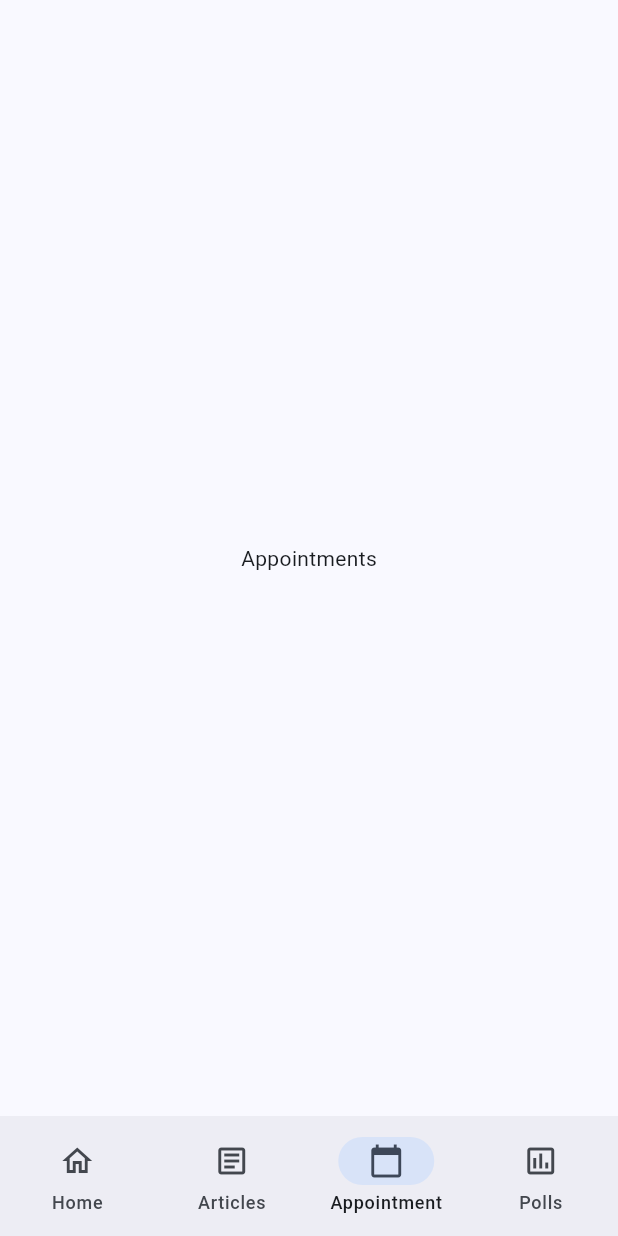
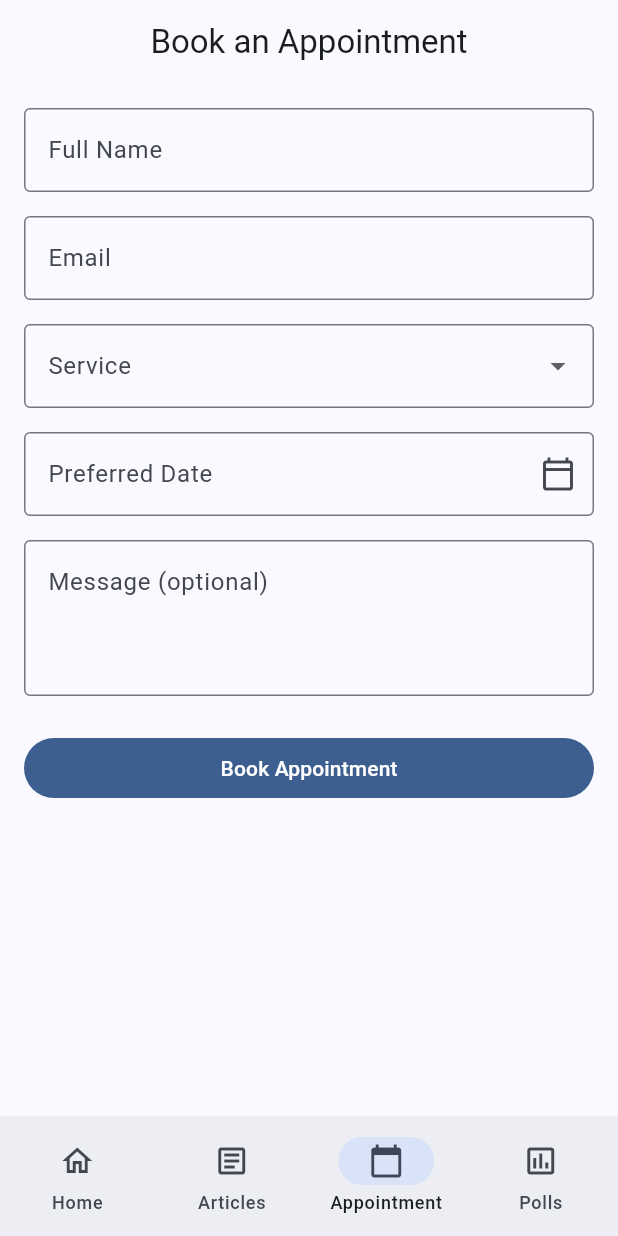
Before and after one commit to Cedric0510/civic_application, a Flutter app: the screen it shows after launch, item 3 of the bottom bar chosen, on a phone screen of 412 x 824 dp. Run offline on Flutter 3.47's test engine with Material 3 defaults, Android fonts, the phone set to English and light mode, and no system bars; our stand-ins replace equatable, flutter_dotenv, flutter_riverpod, go_router, supabase_flutter; accounts and stored records are empty.

Commit message:
Form V1 added

```diff
--- a/lib/core/constants/app_constants.dart
+++ b/lib/core/constants/app_constants.dart
@@ -3,4 +3,10 @@ abstract final class AppConstants {
   static const int homeArticlesCount = 3;
   static const String openWeatherMapBaseUrl =
       'https://api.openweathermap.org/data/2.5';
+  static const List<String> municipalServices = [
+    'État Civil',
+    'Urbanisme',
+    'Services Techniques',
+    'Accueil Général',
+  ];
 }
--- a/lib/core/routing/app_router.dart
+++ b/lib/core/routing/app_router.dart
@@ -1,3 +1,4 @@
+import 'package:civic_app/features/appointments/presentation/pages/appointment_page.dart';
 import 'package:civic_app/features/articles/presentation/pages/article_detail_page.dart';
 import 'package:civic_app/features/articles/presentation/pages/articles_page.dart';
 import 'package:civic_app/features/home/presentation/pages/home_page.dart';
@@ -20,8 +21,7 @@ final appRouterProvider = Provider<GoRouter>((ref) {
           ),
           GoRoute(
             path: '/appointments',
-            builder: (context, state) =>
-                const Scaffold(body: Center(child: Text('Appointments'))),
+            builder: (context, state) => const AppointmentPage(),
           ),
           GoRoute(
             path: '/polls',
--- /dev/null
+++ b/lib/features/appointments/data/models/appointment_model.dart
@@ -0,0 +1,34 @@
+import 'package:civic_app/features/appointments/domain/entities/appointment.dart';
+import 'package:intl/intl.dart';
+
+class AppointmentModel extends Appointment {
+  const AppointmentModel({
+    super.id,
+    required super.name,
+    required super.email,
+    required super.service,
+    required super.date,
+    super.message,
+  });
+
+  factory AppointmentModel.fromJson(Map<String, dynamic> json) {
+    return AppointmentModel(
+      id: json['id'] as String?,
+      name: json['name'] as String,
+      email: json['email'] as String,
+      service: json['service'] as String,
+      date: DateTime.parse(json['date'] as String),
+      message: json['message'] as String?,
+    );
+  }
+
+  Map<String, dynamic> toJson() {
+    return {
+      'name': name,
+      'email': email,
+      'service': service,
+      'date': DateFormat('yyyy-MM-dd').format(date),
+      if (message != null && message!.isNotEmpty) 'message': message,
+    };
+  }
+}
--- /dev/null
+++ b/lib/features/appointments/data/repositories/appointment_repository_impl.dart
@@ -0,0 +1,24 @@
+import 'package:civic_app/features/appointments/data/datasources/appointment_supabase_datasource.dart';
+import 'package:civic_app/features/appointments/data/models/appointment_model.dart';
+import 'package:civic_app/features/appointments/domain/entities/appointment.dart';
+import 'package:civic_app/features/appointments/domain/repositories/appointment_repository.dart';
+
+class AppointmentRepositoryImpl implements AppointmentRepository {
+  const AppointmentRepositoryImpl(this._datasource);
+
+  final AppointmentSupabaseDatasource _datasource;
+
+  @override
+  Future<void> createAppointment(Appointment appointment) {
+    return _datasource.createAppointment(
+      AppointmentModel(
+        id: appointment.id,
+        name: appointment.name,
+        email: appointment.email,
+        service: appointment.service,
+        date: appointment.date,
+        message: appointment.message,
+      ),
+    );
+  }
+}
--- /dev/null
+++ b/lib/features/appointments/domain/entities/appointment.dart
@@ -0,0 +1,22 @@
+import 'package:equatable/equatable.dart';
+
+class Appointment extends Equatable {
+  const Appointment({
+    this.id,
+    required this.name,
+    required this.email,
+    required this.service,
+    required this.date,
+    this.message,
+  });
+
+  final String? id;
+  final String name;
+  final String email;
+  final String service;
+  final DateTime date;
+  final String? message;
+
+  @override
+  List<Object?> get props => [id, name, email, service, date, message];
+}
--- /dev/null
+++ b/lib/features/appointments/domain/repositories/appointment_repository.dart
@@ -0,0 +1,5 @@
+import 'package:civic_app/features/appointments/domain/entities/appointment.dart';
+
+abstract class AppointmentRepository {
+  Future<void> createAppointment(Appointment appointment);
+}
--- /dev/null
+++ b/lib/features/appointments/domain/usecases/create_appointment_usecase.dart
@@ -0,0 +1,11 @@
+import 'package:civic_app/features/appointments/domain/entities/appointment.dart';
+import 'package:civic_app/features/appointments/domain/repositories/appointment_repository.dart';
+
+class CreateAppointmentUseCase {
+  const CreateAppointmentUseCase(this._repository);
+
+  final AppointmentRepository _repository;
+
+  Future<void> call(Appointment appointment) =>
+      _repository.createAppointment(appointment);
+}
--- /dev/null
+++ b/lib/features/appointments/presentation/controllers/appointment_controller.dart
@@ -0,0 +1,23 @@
+import 'package:civic_app/features/appointments/domain/entities/appointment.dart';
+import 'package:civic_app/features/appointments/domain/usecases/create_appointment_usecase.dart';
+import 'package:civic_app/features/appointments/presentation/controllers/appointment_providers.dart';
+import 'package:flutter_riverpod/flutter_riverpod.dart';
+
+class AppointmentController extends StateNotifier<AsyncValue<void>> {
+  AppointmentController(this._useCase) : super(const AsyncData(null));
+
+  final CreateAppointmentUseCase _useCase;
+
+  Future<void> submit(Appointment appointment) async {
+    state = const AsyncLoading();
+    state = await AsyncValue.guard(() => _useCase(appointment));
+  }
+
+  void reset() => state = const AsyncData(null);
+}
+
+final appointmentControllerProvider =
+    StateNotifierProvider.autoDispose<AppointmentController, AsyncValue<void>>(
+      (ref) =>
+          AppointmentController(ref.read(createAppointmentUseCaseProvider)),
+    );
--- /dev/null
+++ b/lib/features/appointments/presentation/pages/appointment_page.dart
@@ -0,0 +1,17 @@
+import 'package:civic_app/features/appointments/presentation/widgets/appointment_form.dart';
+import 'package:flutter/material.dart';
+
+class AppointmentPage extends StatelessWidget {
+  const AppointmentPage({super.key});
+
+  @override
+  Widget build(BuildContext context) {
+    return Scaffold(
+      appBar: AppBar(title: const Text('Book an Appointment')),
+      body: const SingleChildScrollView(
+        padding: EdgeInsets.all(16),
+        child: AppointmentForm(),
+      ),
+    );
+  }
+}
--- /dev/null
+++ b/lib/features/appointments/presentation/widgets/appointment_form.dart
@@ -0,0 +1,178 @@
+import 'package:civic_app/features/appointments/domain/entities/appointment.dart';
+import 'package:civic_app/features/appointments/presentation/controllers/appointment_controller.dart';
+import 'package:civic_app/features/appointments/presentation/widgets/service_dropdown.dart';
+import 'package:flutter/material.dart';
+import 'package:flutter_riverpod/flutter_riverpod.dart';
+import 'package:intl/intl.dart';
+
+class AppointmentForm extends ConsumerStatefulWidget {
+  const AppointmentForm({super.key});
+
+  @override
+  ConsumerState<AppointmentForm> createState() => _AppointmentFormState();
+}
+
+class _AppointmentFormState extends ConsumerState<AppointmentForm> {
+  final _formKey = GlobalKey<FormState>();
+  final _nameController = TextEditingController();
+  final _emailController = TextEditingController();
+  final _dateController = TextEditingController();
+  final _messageController = TextEditingController();
+  String? _selectedService;
+  DateTime? _selectedDate;
+
+  @override
+  void dispose() {
+    _nameController.dispose();
+    _emailController.dispose();
+    _dateController.dispose();
+    _messageController.dispose();
+    super.dispose();
+  }
+
+  Future<void> _pickDate() async {
+    final now = DateTime.now();
+    final picked = await showDatePicker(
+      context: context,
+      initialDate: now.add(const Duration(days: 1)),
+      firstDate: now.add(const Duration(days: 1)),
+      lastDate: now.add(const Duration(days: 90)),
+    );
+    if (picked != null) {
+      setState(() {
+        _selectedDate = picked;
+        _dateController.text = DateFormat('dd/MM/yyyy').format(picked);
+      });
+    }
+  }
+
+  Future<void> _submit() async {
+    if (!_formKey.currentState!.validate()) return;
+    await ref
+        .read(appointmentControllerProvider.notifier)
+        .submit(
+          Appointment(
+            name: _nameController.text.trim(),
+            email: _emailController.text.trim(),
+            service: _selectedService!,
+            date: _selectedDate!,
+            message: _messageController.text.trim().isEmpty
+                ? null
+                : _messageController.text.trim(),
+          ),
+        );
+  }
+
+  void _reset() {
+    _formKey.currentState?.reset();
+    _nameController.clear();
+    _emailController.clear();
+    _dateController.clear();
+    _messageController.clear();
+    setState(() {
+      _selectedService = null;
+      _selectedDate = null;
+    });
+    ref.read(appointmentControllerProvider.notifier).reset();
+  }
+
+  @override
+  Widget build(BuildContext context) {
+    ref.listen<AsyncValue<void>>(appointmentControllerProvider, (
+      previous,
+      next,
+    ) {
+      if (next is AsyncError) {
+        ScaffoldMessenger.of(context).showSnackBar(
+          const SnackBar(content: Text('An error occurred. Please try again.')),
+        );
+      } else if (next is AsyncData && previous is AsyncLoading) {
+        ScaffoldMessenger.of(context).showSnackBar(
+          const SnackBar(
+            content: Text('Appointment request sent successfully!'),
+          ),
+        );
+        _reset();
+      }
+    });
+
+    final isLoading = ref.watch(appointmentControllerProvider).isLoading;
+
+    return Form(
+      key: _formKey,
+      child: Column(
+        crossAxisAlignment: CrossAxisAlignment.stretch,
+        children: [
+          TextFormField(
+            controller: _nameController,
+            decoration: const InputDecoration(
+              labelText: 'Full Name',
+              border: OutlineInputBorder(),
+            ),
+            textCapitalization: TextCapitalization.words,
+            validator: (value) => value == null || value.trim().isEmpty
+                ? 'Full name is required.'
+                : null,
+          ),
+          const SizedBox(height: 16),
+          TextFormField(
+            controller: _emailController,
+            decoration: const InputDecoration(
+              labelText: 'Email',
+              border: OutlineInputBorder(),
+            ),
+            keyboardType: TextInputType.emailAddress,
+            validator: (value) {
+              if (value == null || value.trim().isEmpty) {
+                return 'Email is required.';
+              }
+              final emailRegex = RegExp(r'^[\w\-\.]+@([\w\-]+\.)+[\w\-]{2,4}$');
+              if (!emailRegex.hasMatch(value.trim())) {
+                return 'Enter a valid email.';
+              }
+              return null;
+            },
+          ),
+          const SizedBox(height: 16),
+          ServiceDropdown(
+            onChanged: (value) => setState(() => _selectedService = value),
+          ),
+          const SizedBox(height: 16),
+          TextFormField(
+            controller: _dateController,
+            readOnly: true,
+            onTap: _pickDate,
+            decoration: const InputDecoration(
+              labelText: 'Preferred Date',
+              border: OutlineInputBorder(),
+              suffixIcon: Icon(Icons.calendar_today_outlined),
+            ),
+            validator: (_) =>
+                _selectedDate == null ? 'Please select a date.' : null,
+          ),
+          const SizedBox(height: 16),
+          TextFormField(
+            controller: _messageController,
+            decoration: const InputDecoration(
+              labelText: 'Message (optional)',
+              border: OutlineInputBorder(),
+              alignLabelWithHint: true,
+            ),
+            maxLines: 3,
+          ),
+          const SizedBox(height: 24),
+          FilledButton(
+            onPressed: isLoading ? null : _submit,
+            child: isLoading
+                ? const SizedBox(
+                    height: 20,
+                    width: 20,
+                    child: CircularProgressIndicator(strokeWidth: 2),
+                  )
+                : const Text('Book Appointment'),
+          ),
+        ],
+      ),
+    );
+  }
+}
--- /dev/null
+++ b/lib/features/appointments/presentation/widgets/service_dropdown.dart
@@ -0,0 +1,27 @@
+import 'package:civic_app/core/constants/app_constants.dart';
+import 'package:flutter/material.dart';
+
+class ServiceDropdown extends StatelessWidget {
+  const ServiceDropdown({super.key, required this.onChanged});
+
+  final ValueChanged<String?> onChanged;
+
+  @override
+  Widget build(BuildContext context) {
+    return DropdownButtonFormField<String>(
+      initialValue: null,
+      decoration: const InputDecoration(
+        labelText: 'Service',
+        border: OutlineInputBorder(),
+      ),
+      items: AppConstants.municipalServices
+          .map(
+            (service) =>
+                DropdownMenuItem<String>(value: service, child: Text(service)),
+          )
+          .toList(),
+      onChanged: onChanged,
+      validator: (value) => value == null ? 'Please select a service.' : null,
+    );
+  }
+}
```
Also changed, not shown: lib/features/appointments/data/datasources/appointment_supabase_datasource.dart (added, +20 -0 lines), lib/features/appointments/presentation/controllers/appointment_providers.dart (added, +22 -0 lines).
